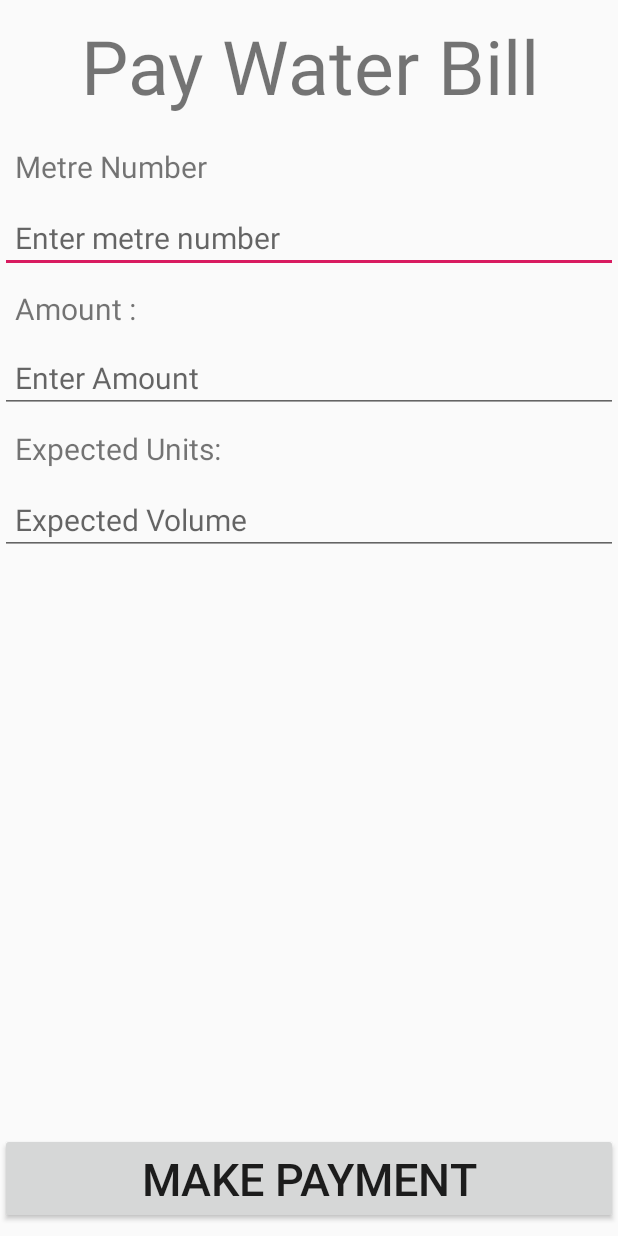
After one commit to pwms-ug/Prepaid-Water-Management-System-Easy-Water, an Android app: the layout main.xml on its own in the app's theme, with its tools: preview values and no code run, on a phone screen of 412 x 824 dp. The commit adds this screen. Run offline under Robolectric (Android 15) with nearby library versions, the phone set to English and light mode, and no system bars.

Commit message:
working on ui

```diff
--- a/EasyWater/app/src/main/java/ug/co/easywater/easywater/MainActivity.java
+++ b/EasyWater/app/src/main/java/ug/co/easywater/easywater/MainActivity.java
@@ -5,6 +5,7 @@ import androidx.appcompat.app.AppCompatActivity;
 import android.os.Bundle;
 import android.view.Menu;
 import android.view.MenuItem;
+import android.webkit.WebChromeClient;
 import android.webkit.WebSettings;
 import android.webkit.WebView;
 import android.webkit.WebViewClient;
@@ -19,7 +20,8 @@ public class MainActivity extends AppCompatActivity {
         webView = (WebView) findViewById(R.id.webView);
         WebSettings webSettings = webView.getSettings();
         webSettings.setJavaScriptEnabled(true);
-        webView.setWebViewClient(new WebViewClient());
+        webSettings.setDomStorageEnabled(true);
+        webView.setWebChromeClient(new WebChromeClient());
         webView.loadUrl("file:android_asset/home.html");
 
     }
--- /dev/null
+++ b/EasyWater/app/src/main/res/layout/main.xml
@@ -0,0 +1,105 @@
+<?xml version="1.0" encoding="utf-8"?>
+<androidx.constraintlayout.widget.ConstraintLayout xmlns:android="http://schemas.android.com/apk/res/android"
+    xmlns:app="http://schemas.android.com/apk/res-auto"
+    xmlns:tools="http://schemas.android.com/tools"
+    android:id="@+id/linearLayout"
+    android:layout_width="match_parent"
+    android:layout_height="match_parent">
+
+    <TextView
+        android:gravity="center"
+        android:id="@+id/welcome"
+        android:layout_width="0dp"
+        android:layout_height="wrap_content"
+        android:padding="10dp"
+        android:text="@string/welcome"
+        android:textSize="50sp"
+        app:layout_constraintEnd_toEndOf="parent"
+        app:layout_constraintStart_toStartOf="parent"
+        app:layout_constraintTop_toTopOf="parent" />
+
+    <TextView
+        android:id="@+id/meter_number"
+        android:layout_width="0dp"
+        android:layout_height="wrap_content"
+        android:padding="10dp"
+        android:text="@string/metre_number"
+        android:textSize="20sp"
+        app:layout_constraintEnd_toEndOf="parent"
+        app:layout_constraintStart_toStartOf="parent"
+        app:layout_constraintTop_toBottomOf="@+id/welcome" />
+
+    <EditText
+        android:id="@+id/metre_number_in"
+        android:layout_width="0dp"
+        android:layout_height="wrap_content"
+        android:hint="@string/metre_number_hint"
+        android:padding="10dp"
+        android:textSize="20sp"
+        app:layout_constraintEnd_toEndOf="parent"
+        app:layout_constraintStart_toStartOf="parent"
+        app:layout_constraintTop_toBottomOf="@+id/meter_number" />
+
+    <TextView
+        android:id="@+id/amount"
+        android:layout_width="0dp"
+        android:layout_height="wrap_content"
+        android:padding="10dp"
+        android:text="@string/amount_display"
+        android:textSize="20sp"
+        app:layout_constraintEnd_toEndOf="parent"
+        app:layout_constraintStart_toStartOf="parent"
+        app:layout_constraintTop_toBottomOf="@+id/metre_number_in" />
+
+    <EditText
+        android:inputType="number"
+        android:id="@+id/editText"
+        android:layout_width="0dp"
+        android:layout_height="wrap_content"
+        android:layout_marginTop="46dp"
+        android:hint="@string/amount_text"
+        android:padding="10dp"
+        android:textSize="20sp"
+        app:layout_constraintEnd_toEndOf="parent"
+        app:layout_constraintStart_toStartOf="parent"
+        app:layout_constraintTop_toTopOf="@+id/amount" />
+
+    <TextView
+        android:id="@+id/expected_units"
+        android:layout_width="0dp"
+        android:layout_height="wrap_content"
+        android:padding="10dp"
+        android:text="@string/expected_units"
+        android:textSize="20sp"
+        app:layout_constraintEnd_toEndOf="parent"
+        app:layout_constraintStart_toStartOf="parent"
+        app:layout_constraintTop_toBottomOf="@+id/editText" />
+
+    <EditText
+        android:inputType="number"
+        android:id="@+id/display_expected_units"
+        android:layout_width="0dp"
+        android:layout_height="wrap_content"
+        android:hint="@string/display_expected_units"
+        android:padding="10dp"
+        android:textSize="20sp"
+        app:layout_constraintEnd_toEndOf="parent"
+        app:layout_constraintStart_toStartOf="parent"
+        app:layout_constraintTop_toBottomOf="@+id/expected_units" />
+
+
+    <Button
+        android:id="@+id/make_payment"
+        android:layout_width="0dp"
+        android:layout_height="wrap_content"
+        android:layout_marginBottom="8dp"
+        android:padding="10dp"
+
+        android:text="@string/make_payment"
+        android:textSize="30sp"
+        app:layout_constraintBottom_toBottomOf="parent"
+        app:layout_constraintEnd_toEndOf="parent"
+        app:layout_constraintStart_toStartOf="parent" />
+
+
+</androidx.constraintlayout.widget.ConstraintLayout>
--- a/EasyWater/app/src/main/res/values/strings.xml
+++ b/EasyWater/app/src/main/res/values/strings.xml
@@ -4,4 +4,13 @@
     <string name="message">Messages</string>
     <string name="history">History</string>
     <string name="help">Help</string>
+    <string name="welcome">Pay Water Bill</string>
+    <string name="metre_number">Metre Number</string>
+    <string name="amount_display">Amount :</string>
+    <string name="amount_text">Enter Amount</string>
+    <string name="make_payment">Make Payment</string>
+    <string name="metre_number_hint">Enter metre number</string>
+    <string name="expected_litre">Expected Units</string>
+    <string name="display_expected_units">Expected Volume</string>
+    <string name="expected_units">Expected Units:</string>
 </resources>
```
Also changed, not shown: 1 other file.
